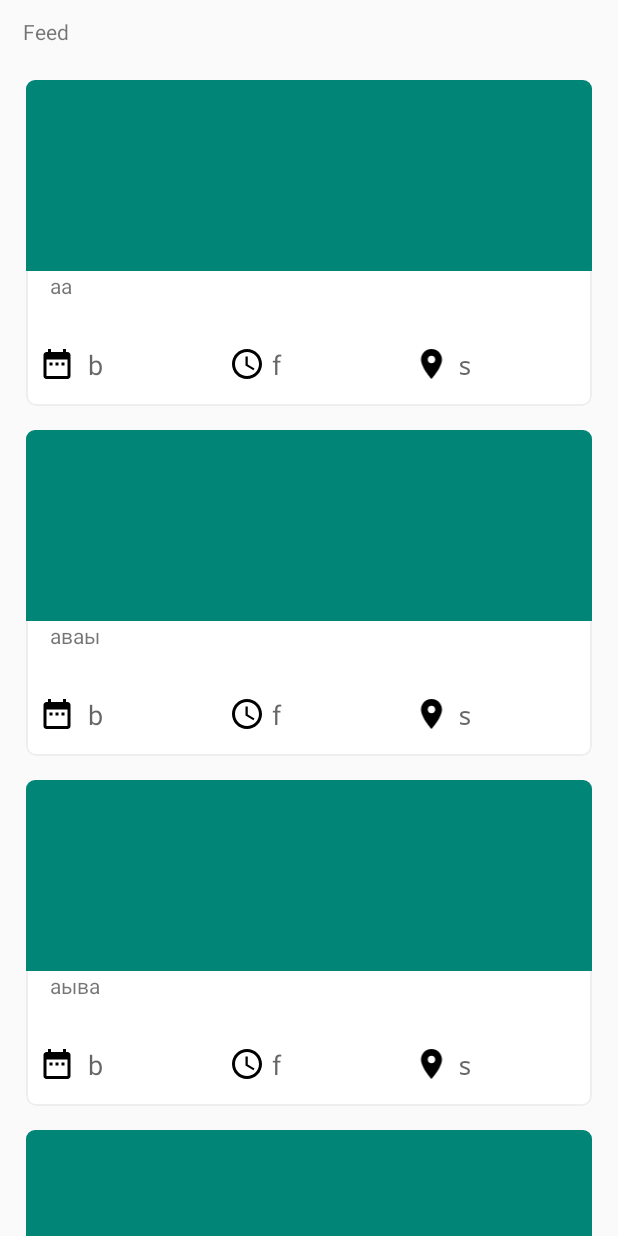
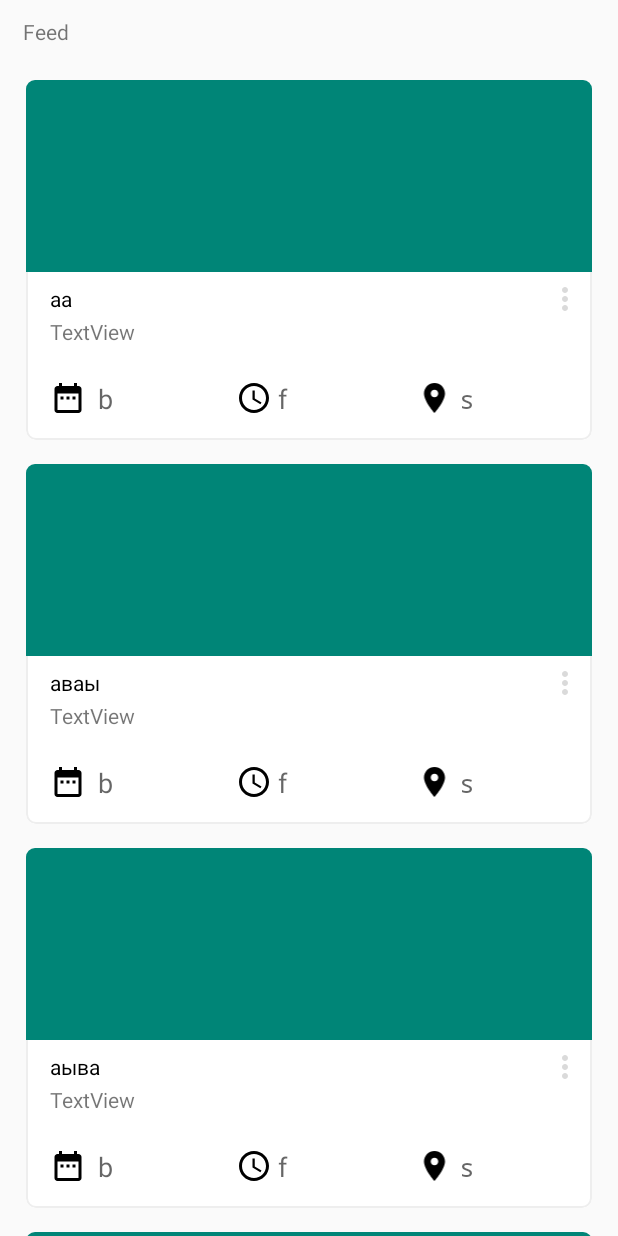
Before and after one commit to vladcto/Samsung-PartyUp, an Android app: the screen it shows after launch (MainActivity), on a phone screen of 412 x 824 dp. Run offline under Robolectric (Android 15) with nearby library versions, the phone set to English and light mode, and no system bars.

Commit message:
Улучшение дизайна.Добавил 3-точки и местоположение вечеринки.Подправил ориентацию картинки и текста.

```diff
--- /dev/null
+++ b/app/src/main/res/drawable/ic_more_vert_black_24dp.xml
@@ -0,0 +1,5 @@
+<vector android:autoMirrored="true" android:height="24dp"
+    android:tint="#DADADA" android:viewportHeight="24.0"
+    android:viewportWidth="24.0" android:width="24dp" xmlns:android="http://schemas.android.com/apk/res/android">
+    <path android:fillColor="#FF000000" android:pathData="M12,8c1.1,0 2,-0.9 2,-2s-0.9,-2 -2,-2 -2,0.9 -2,2 0.9,2 2,2zM12,10c-1.1,0 -2,0.9 -2,2s0.9,2 2,2 2,-0.9 2,-2 -0.9,-2 -2,-2zM12,16c-1.1,0 -2,0.9 -2,2s0.9,2 2,2 2,-0.9 2,-2 -0.9,-2 -2,-2z"/>
+</vector>
--- a/app/src/main/res/layout/list_party.xml
+++ b/app/src/main/res/layout/list_party.xml
@@ -31,7 +31,7 @@
             <ImageView
                 android:id="@+id/imageParty"
                 android:layout_width="match_parent"
-                android:layout_height="127dp"
+                android:layout_height="128dp"
                 android:layout_gravity="bottom"
                 android:background="@drawable/border_up"
                 android:cropToPadding="true"
@@ -45,14 +45,47 @@
 
                 <Space
                     android:layout_width="16dp"
-                    android:layout_height="match_parent"
+                    android:layout_height="72dp"
                     android:layout_weight="0" />
 
-                <TextView
-                    android:id="@+id/textDescrip"
+                <LinearLayout
                     android:layout_width="match_parent"
-                    android:layout_height="50dp"
-                    android:text="TextView" />
+                    android:layout_height="match_parent"
+                    android:layout_weight="0"
+                    android:orientation="vertical">
+
+                    <LinearLayout
+                        android:layout_width="match_parent"
+                        android:layout_height="wrap_content"
+                        android:orientation="horizontal">
+
+                        <TextView
+                            android:id="@+id/textDescrip"
+                            android:layout_width="match_parent"
+                            android:layout_height="match_parent"
+                            android:layout_weight="1"
+                            android:paddingTop="8dp"
+                            android:text="TextView"
+                            android:textColor="#000000" />
+
+                        <ImageView
+                            android:id="@+id/imageView"
+                            android:layout_width="36dp"
+                            android:layout_height="wrap_content"
+                            android:layout_weight="0"
+                            android:paddingTop="6dp"
+                            app:srcCompat="@drawable/ic_more_vert_black_24dp" />
+                    </LinearLayout>
+
+                    <TextView
+                        android:id="@+id/textPosition"
+                        android:layout_width="match_parent"
+                        android:layout_height="match_parent"
+                        android:layout_weight="0"
+                        android:text="TextView" />
+
+                </LinearLayout>
+
             </LinearLayout>
 
             <LinearLayout
@@ -62,10 +95,11 @@
 
                 <ImageView
                     android:id="@+id/imageCalendar"
-                    android:layout_width="32dp"
+                    android:layout_width="wrap_content"
                     android:layout_height="match_parent"
+                    android:layout_marginLeft="16dp"
                     android:layout_weight="1"
-                    android:scaleType="centerInside"
+                    android:scaleType="fitStart"
                     app:srcCompat="@drawable/ic_date_range_black_24dp"
                     tools:srcCompat="@drawable/ic_date_range_black_24dp" />
 
```
